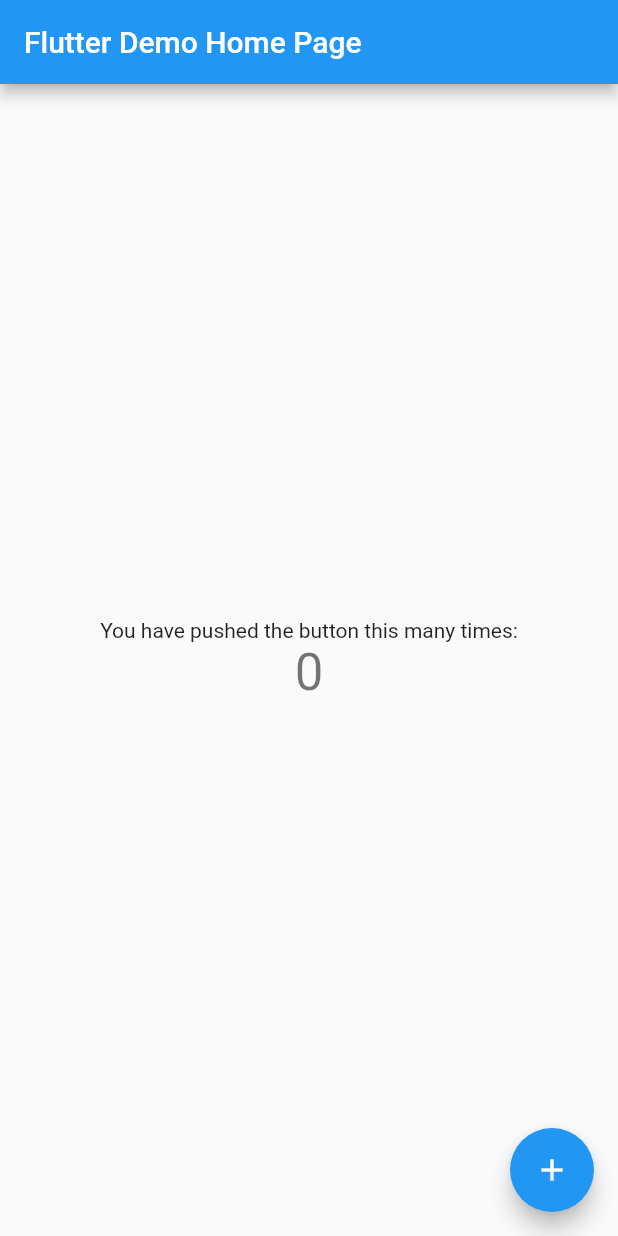
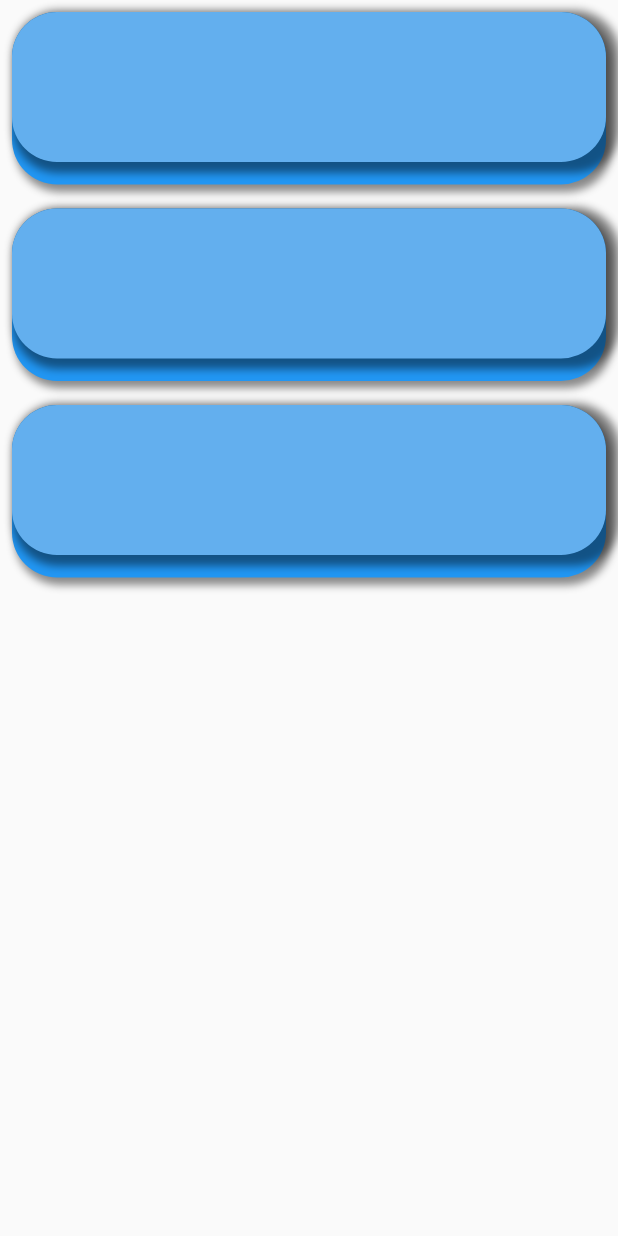
Before and after one commit to Abregoo/adivinaapp, a Flutter app: the screen it shows after launch, on a phone screen of 412 x 824 dp. Run offline on Flutter 3.47's test engine with Material 2 defaults, Android fonts, the phone set to English and light mode, and no system bars.

Commit message:
Creando pantalla principal

```diff
--- a/lib/main.dart
+++ b/lib/main.dart
@@ -1,115 +1,7 @@
+import 'package:adivinaapp/pages/home.dart';
+import 'package:adivinaapp/pages/inicio.dart';
 import 'package:flutter/material.dart';
 
 void main() {
-  runApp(const MyApp());
+  runApp(const Inicio());
 }
-
-class MyApp extends StatelessWidget {
-  const MyApp({super.key});
-
-  // This widget is the root of your application.
-  @override
-  Widget build(BuildContext context) {
-    return MaterialApp(
-      title: 'Flutter Demo',
-      theme: ThemeData(
-        // This is the theme of your application.
-        //
-        // Try running your application with "flutter run". You'll see the
-        // application has a blue toolbar. Then, without quitting the app, try
-        // changing the primarySwatch below to Colors.green and then invoke
-        // "hot reload" (press "r" in the console where you ran "flutter run",
-        // or simply save your changes to "hot reload" in a Flutter IDE).
-        // Notice that the counter didn't reset back to zero; the application
-        // is not restarted.
-        primarySwatch: Colors.blue,
-      ),
-      home: const MyHomePage(title: 'Flutter Demo Home Page'),
-    );
-  }
-}
-
-class MyHomePage extends StatefulWidget {
-  const MyHomePage({super.key, required this.title});
-
-  // This widget is the home page of your application. It is stateful, meaning
-  // that it has a State object (defined below) that contains fields that affect
-  // how it looks.
-
-  // This class is the configuration for the state. It holds the values (in this
-  // case the title) provided by the parent (in this case the App widget) and
-  // used by the build method of the State. Fields in a Widget subclass are
-  // always marked "final".
-
-  final String title;
-
-  @override
-  State<MyHomePage> createState() => _MyHomePageState();
-}
-
-class _MyHomePageState extends State<MyHomePage> {
-  int _counter = 0;
-
-  void _incrementCounter() {
-    setState(() {
-      // This call to setState tells the Flutter framework that something has
-      // changed in this State, which causes it to rerun the build method below
-      // so that the display can reflect the updated values. If we changed
-      // _counter without calling setState(), then the build method would not be
-      // called again, and so nothing would appear to happen.
-      _counter++;
-    });
-  }
-
-  @override
-  Widget build(BuildContext context) {
-    // This method is rerun every time setState is called, for instance as done
-    // by the _incrementCounter method above.
-    //
-    // The Flutter framework has been optimized to make rerunning build methods
-    // fast, so that you can just rebuild anything that needs updating rather
-    // than having to individually change instances of widgets.
-    return Scaffold(
-      appBar: AppBar(
-        // Here we take the value from the MyHomePage object that was created by
-        // the App.build method, and use it to set our appbar title.
-        title: Text(widget.title),
-      ),
-      body: Center(
-        // Center is a layout widget. It takes a single child and positions it
-        // in the middle of the parent.
-        child: Column(
-          // Column is also a layout widget. It takes a list of children and
-          // arranges them vertically. By default, it sizes itself to fit its
-          // children horizontally, and tries to be as tall as its parent.
-          //
-          // Invoke "debug painting" (press "p" in the console, choose the
-          // "Toggle Debug Paint" action from the Flutter Inspector in Android
-          // Studio, or the "Toggle Debug Paint" command in Visual Studio Code)
-          // to see the wireframe for each widget.
-          //
-          // Column has various properties to control how it sizes itself and
-          // how it positions its children. Here we use mainAxisAlignment to
-          // center the children vertically; the main axis here is the vertical
-          // axis because Columns are vertical (the cross axis would be
-          // horizontal).
-          mainAxisAlignment: MainAxisAlignment.center,
-          children: <Widget>[
-            const Text(
-              'You have pushed the button this many times:',
-            ),
-            Text(
-              '$_counter',
-              style: Theme.of(context).textTheme.headline4,
-            ),
-          ],
-        ),
-      ),
-      floatingActionButton: FloatingActionButton(
-        onPressed: _incrementCounter,
-        tooltip: 'Increment',
-        child: const Icon(Icons.add),
-      ), // This trailing comma makes auto-formatting nicer for build methods.
-    );
-  }
-}
--- /dev/null
+++ b/lib/pages/home.dart
@@ -0,0 +1,46 @@
+import 'package:adivinaapp/widgets/boxcontainer.dart';
+import 'package:flutter/material.dart';
+
+class HomePage extends StatefulWidget {
+  HomePage({Key? key}) : super(key: key);
+
+  @override
+  State<HomePage> createState() => _HomePageState();
+}
+
+class _HomePageState extends State<HomePage> {
+  @override
+  Widget build(BuildContext context) {
+    return Scaffold(
+      body: ListView.builder(
+          itemCount: 3,
+          itemBuilder: (context, index) {
+            return Padding(
+              padding: const EdgeInsets.all(8.0),
+              child: Stack(
+                children: [
+                  Boxcontainer(
+                    color: Color.fromARGB(255, 33, 150, 243),
+                    height: 115,
+                    borderRadius: 30,
+                    borderR: true,
+                    spreadRadius: 0.5,
+                    x: 3,
+                    y: 4,
+                  ),
+                  Boxcontainer(
+                    color: Color.fromARGB(255, 99, 175, 238),
+                    height: 100,
+                    borderRadius: 30,
+                    borderR: true,
+                    spreadRadius: 4,
+                    x: 5,
+                    y: 3,
+                  ),
+                ],
+              ),
+            );
+          }),
+    );
+  }
+}
--- /dev/null
+++ b/lib/pages/inicio.dart
@@ -0,0 +1,13 @@
+import 'package:adivinaapp/pages/home.dart';
+import 'package:flutter/material.dart';
+class Inicio extends StatelessWidget {
+  const Inicio({Key? key}) : super(key: key);
+
+  @override
+  Widget build(BuildContext context) {
+    return MaterialApp(
+      debugShowCheckedModeBanner: false,
+      home: HomePage(),
+    );
+  }
+}
--- /dev/null
+++ b/lib/widgets/boxcontainer.dart
@@ -0,0 +1,47 @@
+import 'package:flutter/material.dart';
+
+class Boxcontainer extends StatefulWidget {
+  Boxcontainer({Key? key,
+  required this.color,
+  required this.height,
+  required this.borderRadius,
+  this.borderR =false,
+  this.spreadRadius = 0,
+  this.x = 0,
+  this.y = 0,
+  })
+  : super(key: key);
+
+  double height = 0;
+  double borderRadius = 0;
+  double spreadRadius =0;
+  double x = 0, y=0;
+  Color color = Colors.white;
+  bool borderR = false;
+
+
+  @override
+  State<Boxcontainer> createState() => _BoxcontainerState();
+}
+
+class _BoxcontainerState extends State<Boxcontainer> {
+  @override
+  Widget build(BuildContext context) {
+    return Container(
+      height: widget.height,
+      width: double.infinity,
+      decoration: BoxDecoration(
+        color: widget.color,
+        borderRadius: widget.borderR ? BorderRadius.circular(widget.borderRadius) : null,
+        boxShadow: [
+          BoxShadow(
+            blurRadius: 4,
+            color: Colors.black45,
+            spreadRadius: widget.spreadRadius,
+            offset:   Offset(widget.x,widget.y)
+          )
+        ]
+      ),
+    );
+  }
+}
```
Also changed, not shown: 1 other file.
